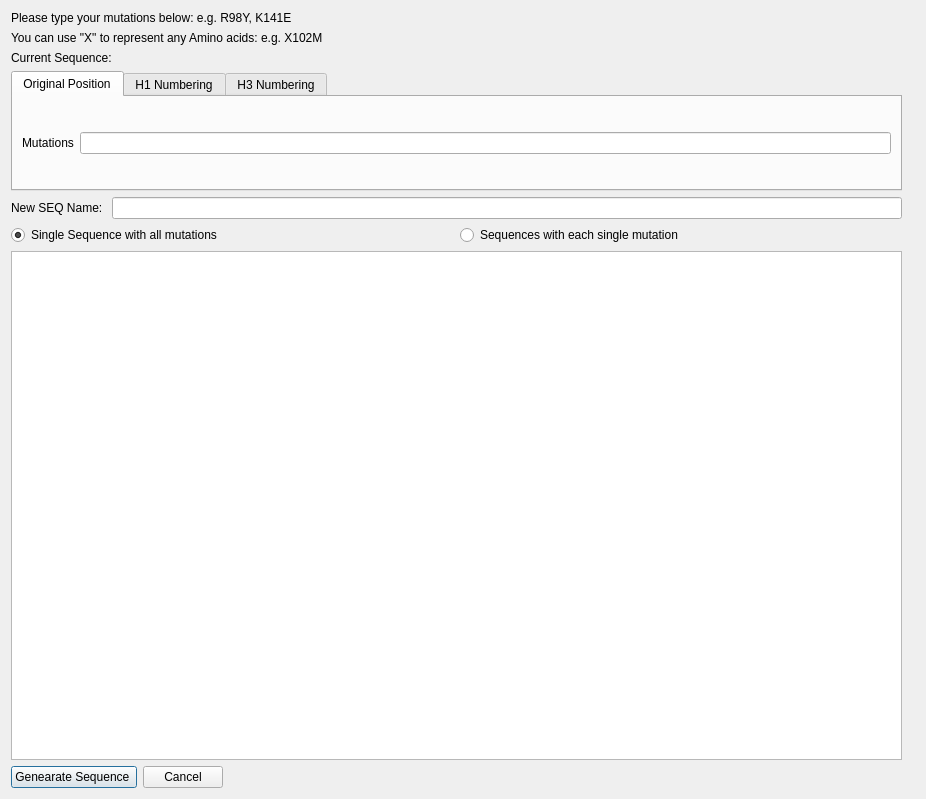
Qt form mutationdialog.ui (WilsonImmunologyLab/Librator) before a commit.
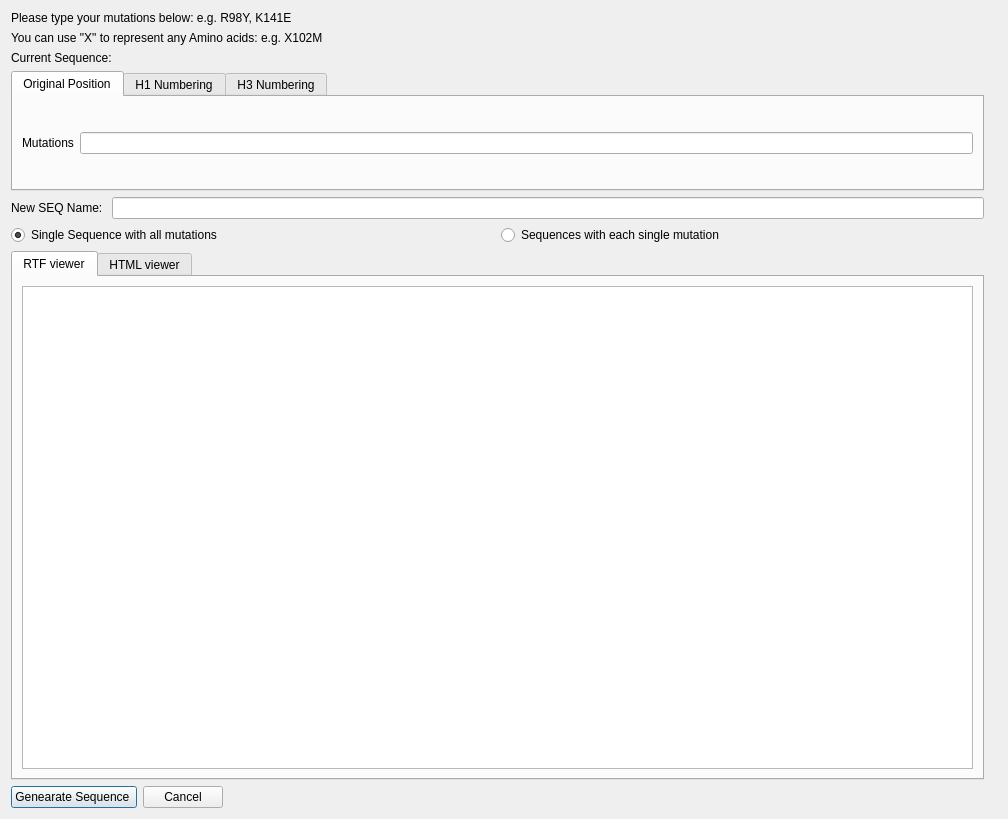
The same form after that commit. The open tabs and pages were chosen to show the change.

What changed in the file:
```diff
--- a/mutationdialog.ui
+++ b/mutationdialog.ui
@@ -6,8 +6,8 @@
    <rect>
     <x>0</x>
     <y>0</y>
-    <width>926</width>
-    <height>799</height>
+    <width>1008</width>
+    <height>819</height>
    </rect>
   </property>
   <property name="windowTitle">
@@ -21,11 +21,40 @@
      </property>
     </widget>
    </item>
-   <item row="1" column="0">
-    <widget class="QLabel" name="label">
-     <property name="text">
-      <string>You can use &quot;X&quot; to represent any Amino acids: e.g. X102M</string>
+   <item row="6" column="0">
+    <widget class="QTabWidget" name="viewer">
+     <property name="currentIndex">
+      <number>1</number>
      </property>
+     <widget class="QWidget" name="tab1">
+      <attribute name="title">
+       <string>RTF viewer</string>
+      </attribute>
+      <layout class="QGridLayout" name="gridLayout_5">
+       <item row="0" column="0">
+        <widget class="QTextEdit" name="textEdit">
+         <property name="font">
+          <font>
+           <family>Courier New</family>
+           <pointsize>18</pointsize>
+           <weight>50</weight>
+           <bold>false</bold>
+          </font>
+         </property>
+        </widget>
+       </item>
+      </layout>
+     </widget>
+     <widget class="QWidget" name="tab2">
+      <attribute name="title">
+       <string>HTML viewer</string>
+      </attribute>
+      <layout class="QGridLayout" name="gridLayout_7">
+       <item row="0" column="0">
+        <layout class="QGridLayout" name="gridLayoutHTML"/>
+       </item>
+      </layout>
+     </widget>
     </widget>
    </item>
    <item row="2" column="0">
@@ -35,13 +64,6 @@
      </property>
     </widget>
    </item>
-   <item row="2" column="1">
-    <widget class="QLabel" name="CurSeq">
-     <property name="text">
-      <string/>
-     </property>
-    </widget>
-   </item>
    <item row="3" column="0">
     <widget class="QTabWidget" name="tabWidget">
      <property name="maximumSize">
@@ -146,6 +168,20 @@
      </item>
     </layout>
    </item>
+   <item row="2" column="1">
+    <widget class="QLabel" name="CurSeq">
+     <property name="text">
+      <string/>
+     </property>
+    </widget>
+   </item>
+   <item row="1" column="0">
+    <widget class="QLabel" name="label">
+     <property name="text">
+      <string>You can use &quot;X&quot; to represent any Amino acids: e.g. X102M</string>
+     </property>
+    </widget>
+   </item>
    <item row="5" column="0">
     <layout class="QHBoxLayout" name="horizontalLayout_2">
      <item>
@@ -167,18 +203,6 @@
      </item>
     </layout>
    </item>
-   <item row="6" column="0">
-    <widget class="QTextEdit" name="textEdit">
-     <property name="font">
-      <font>
-       <family>Courier New</family>
-       <pointsize>18</pointsize>
-       <weight>50</weight>
-       <bold>false</bold>
-      </font>
-     </property>
-    </widget>
-   </item>
    <item row="7" column="0">
     <layout class="QHBoxLayout" name="horizontalLayout">
      <item>
```
